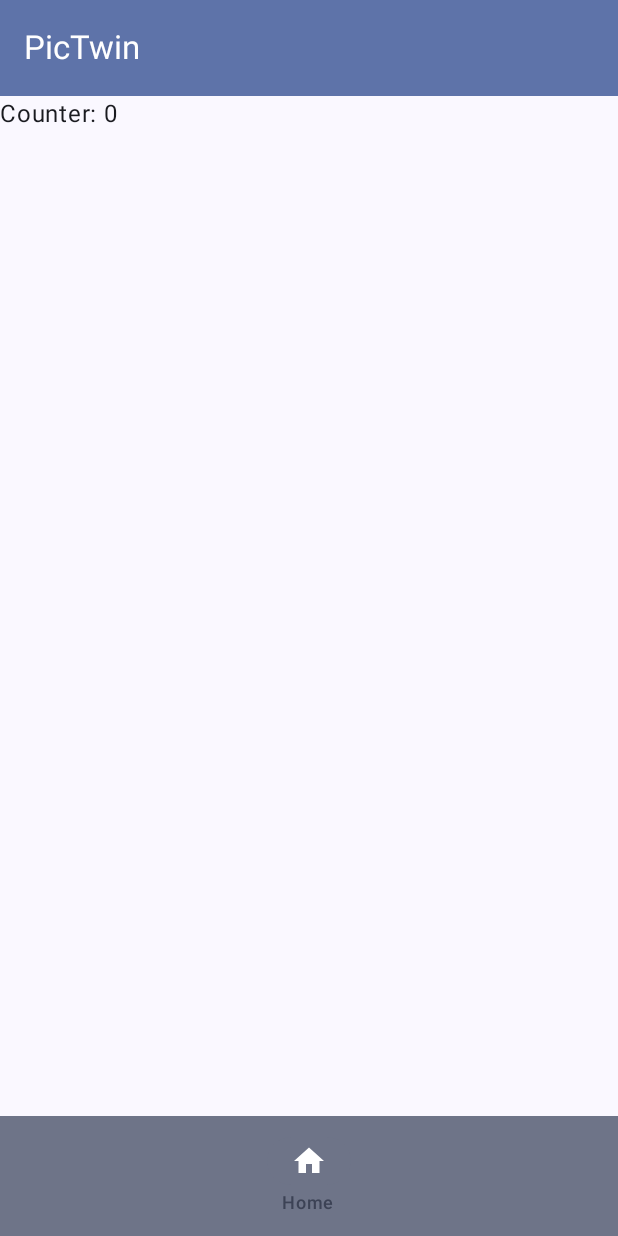
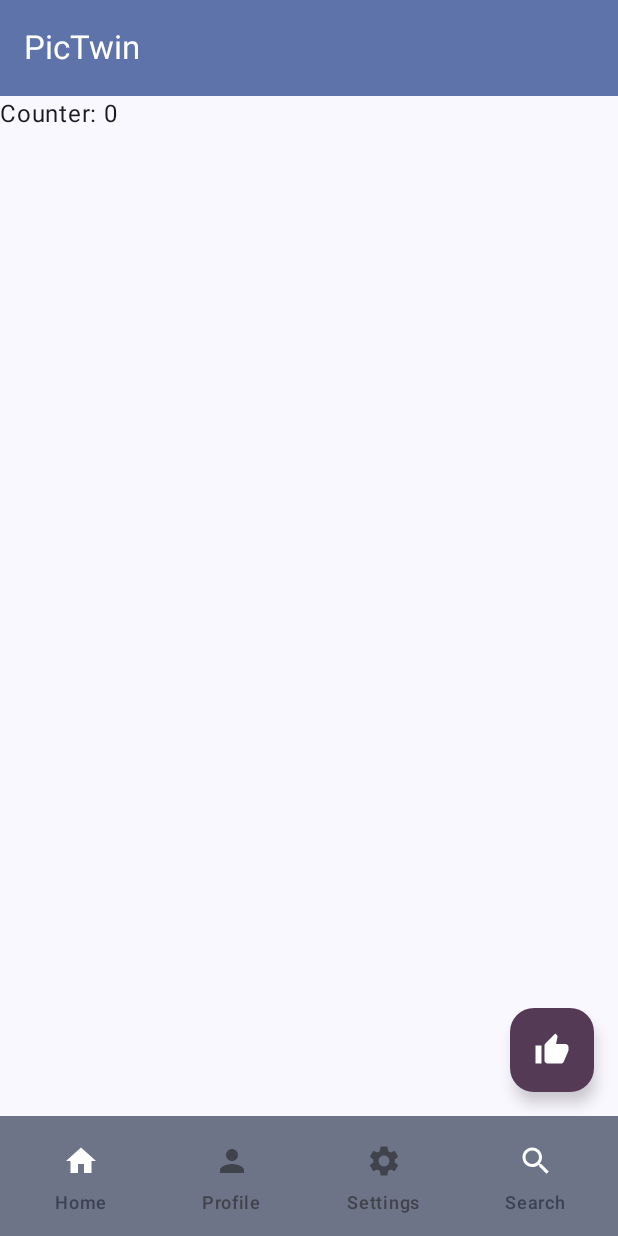
Before and after one commit to nahuelNeculpan/App_PicTwin, an Android app built with Jetpack Compose: the composable MainScaffold shown on its own in the app's theme, on a phone screen of 412 x 824 dp. Run offline under Robolectric (Android 15) with nearby library versions, the phone set to English and light mode, and no system bars.

Commit message:
feat: Add the missing methods in ScaffoldActivity class

```diff
--- a/PicTwin/app/src/main/java/cl/ucn/disc/dsm/pictwin/ScaffoldActivity.kt
+++ b/PicTwin/app/src/main/java/cl/ucn/disc/dsm/pictwin/ScaffoldActivity.kt
@@ -11,8 +11,13 @@ import androidx.compose.foundation.layout.fillMaxSize
 import androidx.compose.foundation.layout.padding
 import androidx.compose.material.icons.Icons
 import androidx.compose.material.icons.filled.Home
+import androidx.compose.material.icons.filled.Person
+import androidx.compose.material.icons.filled.Search
+import androidx.compose.material.icons.filled.Settings
+import androidx.compose.material.icons.filled.ThumbUp
 import androidx.compose.material3.BottomAppBar
 import androidx.compose.material3.ExperimentalMaterial3Api
+import androidx.compose.material3.FloatingActionButton
 import androidx.compose.material3.Icon
 import androidx.compose.material3.MaterialTheme
 import androidx.compose.material3.NavigationBarItem
@@ -24,6 +29,7 @@ import androidx.compose.runtime.Composable
 import androidx.compose.runtime.mutableIntStateOf
 import androidx.compose.runtime.remember
 import androidx.compose.ui.Modifier
+import androidx.compose.ui.tooling.preview.Preview
 import cl.ucn.disc.dsm.pictwin.ui.theme.PicTwinTheme
 
 /**
@@ -73,8 +79,17 @@ fun MainScaffold() {
 }
 
 @Composable
-fun Fab(onIncrement: () -> Unit) {
-
+fun Fab(
+    onIncrement: () -> Unit = { },
+    ) {
+    FloatingActionButton(
+        onClick = {
+            onIncrement()
+        },
+        containerColor = MaterialTheme.colorScheme.tertiary
+    ) {
+        Icon(Icons.Default.ThumbUp, contentDescription = "Up")
+    }
 }
 
 @OptIn(ExperimentalMaterial3Api::class)
@@ -87,6 +102,27 @@ fun BottomBar() {
         NavigationBarItem(
             icon = { Icon(Icons.Default.Home, contentDescription = "Home") },
             label = { Text("Home") },
+            selected = true,
+            onClick = { /* Handle Home click */ }
+        )
+
+        NavigationBarItem(
+            icon = { Icon(Icons.Default.Person, contentDescription = "Profile") },
+            label = { Text("Profile") },
+            selected = false,
+            onClick = { /* Handle Profile click */ }
+        )
+
+        NavigationBarItem(
+            icon = { Icon(Icons.Default.Settings, contentDescription = "Settings") },
+            label = { Text("Settings") },
+            selected = false,
+            onClick = { /* Handle Home click */ }
+        )
+
+        NavigationBarItem(
+            icon = { Icon(Icons.Default.Search, contentDescription = "Search") },
+            label = { Text("Search") },
             selected = true,
             onClick = { /* Handle Home click */ }
         )
@@ -104,3 +140,11 @@ fun TopBar() {
         )
     )
 }
+
+@Preview(showBackground = true, showSystemUi = true)
+@Composable
+fun MainScaffoldPreview() {
+    PicTwinTheme {
+        MainScaffold()
+    }
+}
```
